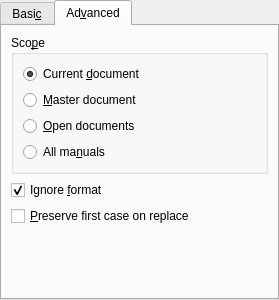
Qt form src/frontends/qt4/ui/FindAndReplaceUi.ui (cburschka/lyx) before a commit.
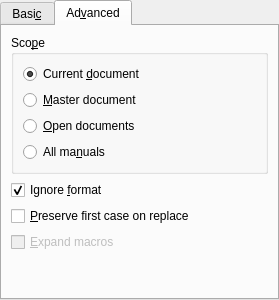
The same form after that commit. The open tabs and pages were chosen to show the change. Custom widgets are drawn as their Qt base class.

Commit message: Reintroduce expandMacrosCB, code partially knows it. Sorry.

Diff of the .ui file:
```diff
--- a/src/frontends/qt4/ui/FindAndReplaceUi.ui
+++ b/src/frontends/qt4/ui/FindAndReplaceUi.ui
@@ -271,7 +271,17 @@
       </property>
      </widget>
     </item>
-    <item row="3" column="1" >
+    <item row="3" column="0" >
+     <widget class="QCheckBox" name="expandMacrosCB" >
+      <property name="enabled" >
+       <bool>false</bool>
+      </property>
+      <property name="text" >
+       <string>&amp;Expand macros</string>
+      </property>
+     </widget>
+    </item>
+    <item row="4" column="1" >
      <spacer name="verticalSpacer" >
       <property name="orientation" >
        <enum>Qt::Vertical</enum>
```
Left out of the diff: 2 changed lines with no effect on the pictures.
